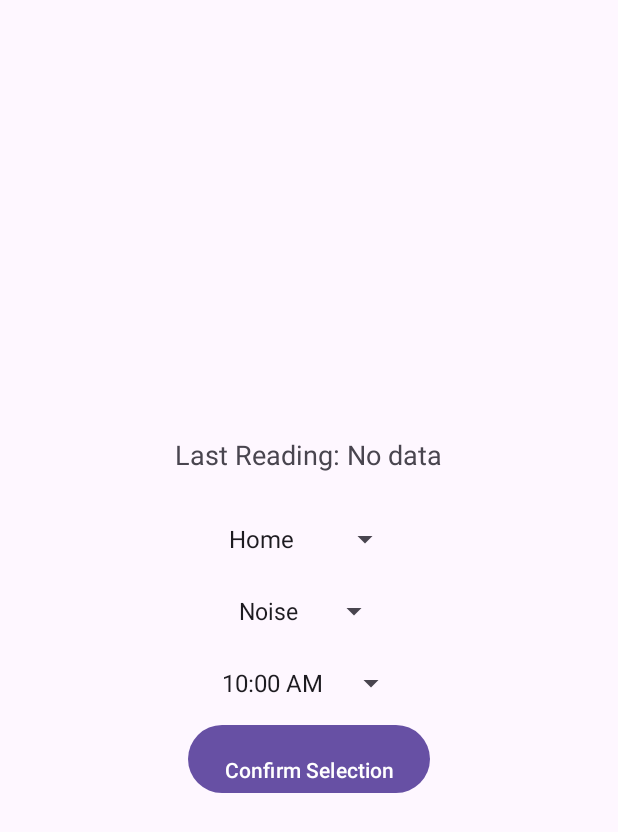
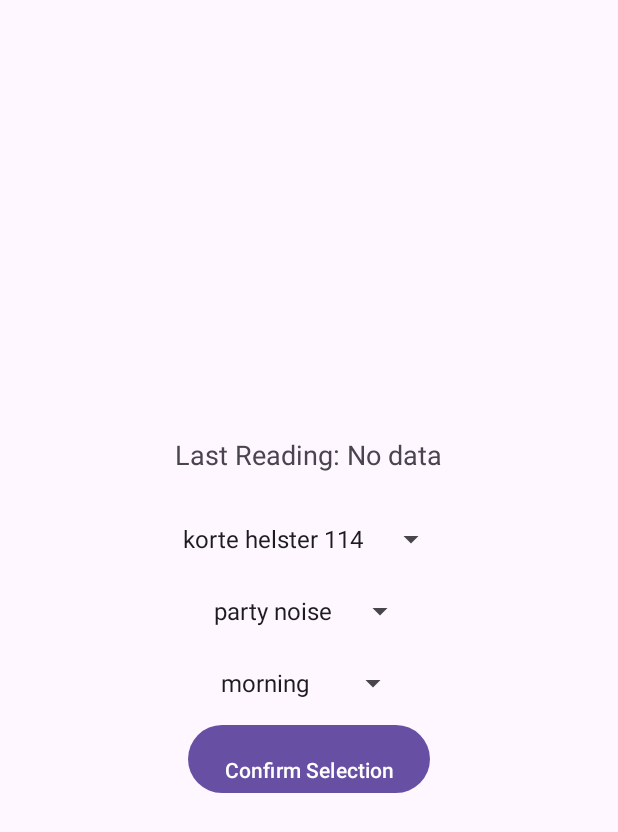
Before and after one commit to rayzathegrave/micapp, an Android app: the SaveReadingActivity screen opened directly, with no data from a screen before it, on a phone screen of 412 x 824 dp. Shown: the top 832 px of the screen. Run offline under Robolectric (Android 15) with nearby library versions, the phone set to English and light mode, and no system bars.

```diff
--- a/app/src/main/java/com/example/micapp/MainActivity.kt
+++ b/app/src/main/java/com/example/micapp/MainActivity.kt
@@ -64,7 +64,10 @@ package com.example.micapp
         // Navigate to SaveReadingActivity
         btnSaveReading.setOnClickListener {
             val intent = Intent(this, SaveReadingActivity::class.java)
-                        intent.putExtra("DECIBEL_READING", txtDecibel.text.toString()) // Pass the current decibel level
+            intent.putExtra(
+                "DECIBEL_READING",
+                txtDecibel.text.toString()
+            ) // Pass the current decibel level
             startActivity(intent)
         }
 
--- a/app/src/main/java/com/example/micapp/ui/SaveReadingActivity.kt
+++ b/app/src/main/java/com/example/micapp/ui/SaveReadingActivity.kt
@@ -25,9 +25,9 @@ class SaveReadingActivity : AppCompatActivity() {
         txtLastReading.text = "Last Reading: $lastReading"
 
         // Dummy data for spinners
-        val locations = listOf("Home", "Office", "Outdoor")
-        val categories = listOf("Noise", "Music", "Traffic")
-        val timestamps = listOf("10:00 AM", "12:30 PM", "6:45 PM")
+        val locations = listOf("korte helster 114", "velperweg 74", "vulkanstase 12")
+        val categories = listOf("party noise", "car noise", "other")
+        val timestamps = listOf("morning", "afternoon", "evening", "night")
 
         spinnerLocation.adapter = ArrayAdapter(this, android.R.layout.simple_spinner_dropdown_item, locations)
         spinnerCategory.adapter = ArrayAdapter(this, android.R.layout.simple_spinner_dropdown_item, categories)
```
Lines whose indentation alone changed are shown as unchanged.
